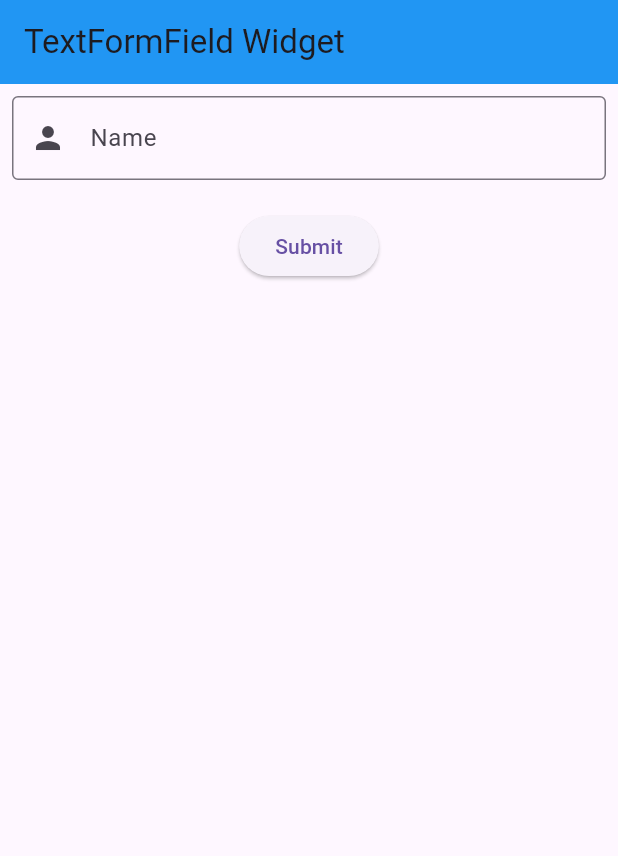
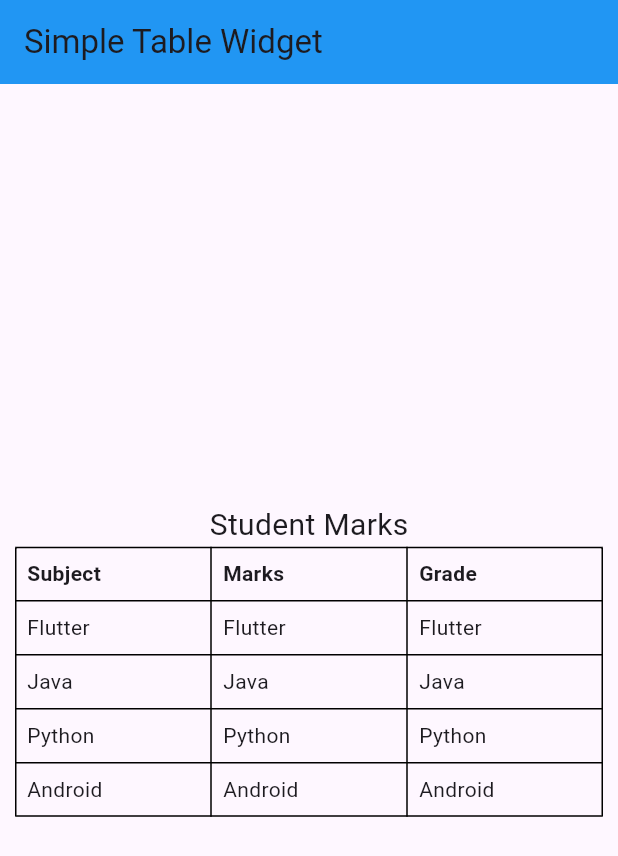
Before and after one commit to pankkap/Flutter_Jovac2026, a Flutter app: the screen it shows after launch, on a phone screen of 412 x 824 dp. Shown: the top 856 px of the screen. Run offline on Flutter 3.47's test engine with Material 3 defaults, Android fonts, the phone set to English and light mode, and no system bars.

Commit message:
More UI Widgets

```diff
--- a/my_app/lib/main.dart
+++ b/my_app/lib/main.dart
@@ -1,4 +1,5 @@
 import "package:flutter/material.dart";
+import "package:my_app/screens/BottomSheet/model_bottomsheet.dart";
 import "package:my_app/screens/Form/calculator.dart";
 import "package:my_app/screens/Form/formfield.dart";
 import "package:my_app/screens/Form/textfield_widget.dart";
@@ -10,6 +11,9 @@ import "package:my_app/screens/Navigation/screen1.dart";
 import "package:my_app/screens/Navigation/screen2.dart";
 import "package:my_app/screens/Navigation/screen3.dart";
 import "package:my_app/screens/Navigation/tabbar_navigation.dart";
+import "package:my_app/screens/UI%20Widgets/SnackbarWidget/notifications_widgets.dart";
+import "package:my_app/screens/UI%20Widgets/DialogBox/alert_dialog.dart";
+import "package:my_app/screens/UI%20Widgets/Tables/table_widget.dart";
 
 void main(){
   runApp(MyApp());
@@ -46,7 +50,11 @@ class MyApp extends StatelessWidget {
       // home:PassingDataScreen1(),
       // home:TextFieldWidget(),
       // home:Calculator(),
-      home:TextFormFieldWidget(),
+      // home:TextFormFieldWidget(),
+      // home:AlertDialogWidget(),
+      // home:NotificationsWidgets(),
+      // home:BottomSheetWidget(),
+      home:TableWidget(),
       routes: {
         'S1':(context) => Screen1(),
         'S2':(context) => Screen2(),
--- /dev/null
+++ b/my_app/lib/screens/UI Widgets/Tables/table_widget.dart
@@ -0,0 +1,72 @@
+import 'package:flutter/material.dart';
+
+class TableWidget extends StatelessWidget {
+  const TableWidget({super.key});
+
+  @override
+  Widget build(BuildContext context) {
+    return Scaffold(
+      appBar: AppBar(
+        title:Text("Simple Table Widget"),
+        backgroundColor: Colors.blue,
+      ),
+      body:Padding(
+        padding: const EdgeInsets.all(10.0),
+        child: Column(
+          mainAxisAlignment: MainAxisAlignment.center,
+          children: [
+            Text("Student Marks", style: TextStyle(fontSize: 20),),
+            Table(
+              border: TableBorder.all(color: Colors.black, width: 1),
+              children: [
+                TableRow(
+                  children: [
+                buildHeading("Subject"),
+                buildHeading("Marks"),
+                buildHeading("Grade"),
+
+                  ]
+                ),
+                // Table Heading
+
+                // Data
+                buildRow("Flutter", "95","A"),
+                buildRow("Java", "90","B"),
+                buildRow("Python", "80","c"),
+                buildRow("Android", "95","A"),
+              ]
+
+            ),
+          ],
+        ),
+      )
+    );
+  }
+
+  static TableRow buildRow(String subject, String marks, String grade) {
+    return TableRow(
+      children: [
+        Padding(
+          padding: const EdgeInsets.all(8.0),
+          child: Text(subject,),
+        ),
+        Padding(
+          padding: const EdgeInsets.all(8.0),
+          child: Text(subject),
+        ),
+        Padding(
+          padding: const EdgeInsets.all(8.0),
+          child: Text(subject),
+        )
+      ]
+    );
+  }
+
+  static Widget buildHeading(String s) {
+    return Padding(
+      padding: const EdgeInsets.all(8.0),
+      child: Text(s, style: TextStyle(fontWeight: FontWeight.bold),),
+    );
+
+  }
+}
```
Also changed, not shown: my_app/lib/screens/BottomSheet/model_bottomsheet.dart (added, +83 -0 lines), my_app/lib/screens/UI Widgets/DialogBox/alert_dialog.dart (added, +100 -0 lines), my_app/lib/screens/UI Widgets/SnackbarWidget/notifications_widgets.dart (added, +55 -0 lines).
